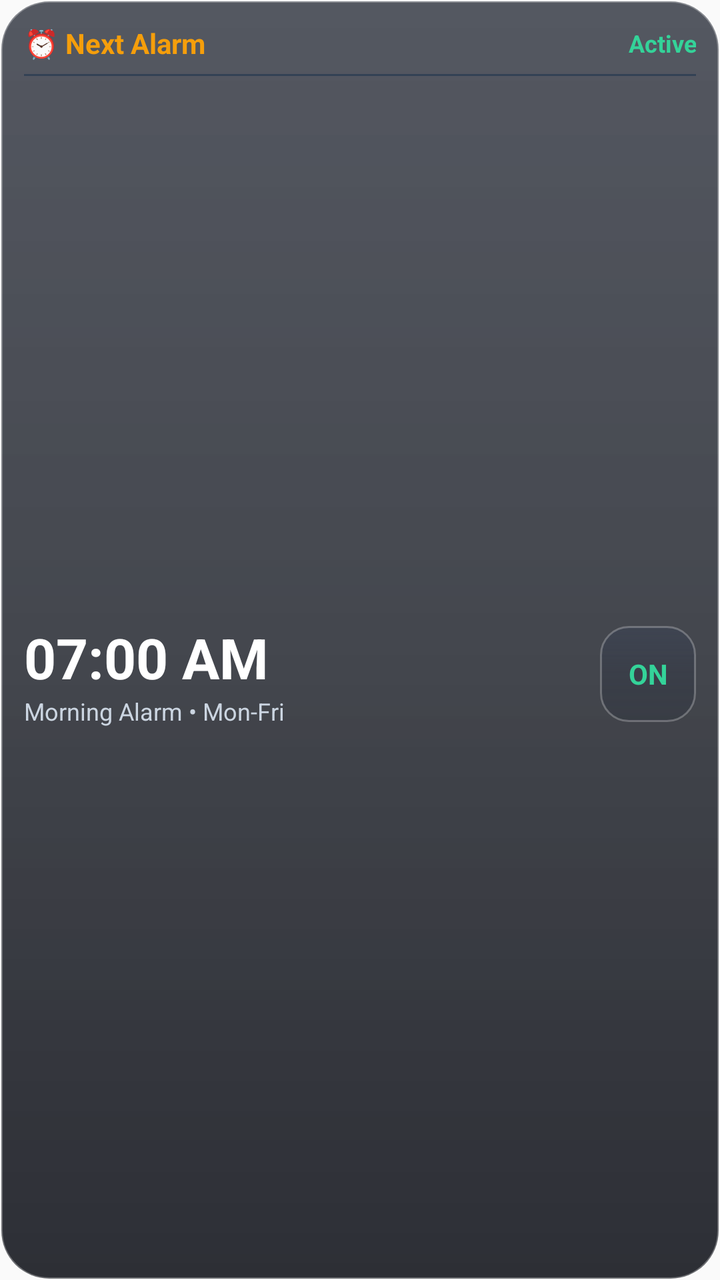
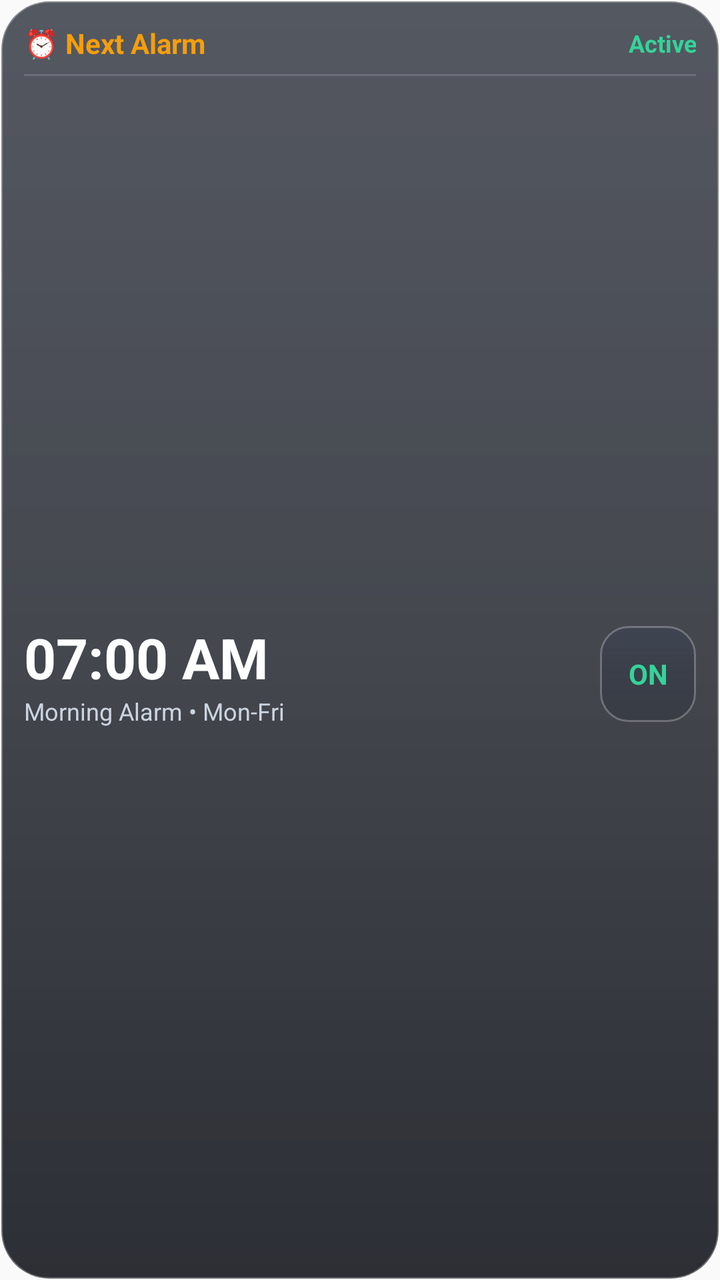

Compare the two renders of this Android layout. The source of the first and the diff that turns it into the second are given below.
<!-- AndroidManifest.xml: application theme AppTheme -->
<!-- res/layout/widget_alarm.xml -->
<?xml version="1.0" encoding="utf-8"?>
<LinearLayout xmlns:android="http://schemas.android.com/apk/res/android"
    android:id="@+id/widget_alarm_root"
    android:layout_width="match_parent"
    android:layout_height="match_parent"
    android:background="@drawable/widget_bg"
    android:orientation="vertical"
    android:padding="12dp">

    
    <LinearLayout
        android:layout_width="match_parent"
        android:layout_height="wrap_content"
        android:gravity="center_vertical"
        android:orientation="horizontal">

        <TextView
            android:layout_width="wrap_content"
            android:layout_height="wrap_content"
            android:text="⏰ Next Alarm"
            android:textColor="#F59E0B"
            android:textSize="14sp"
            android:textStyle="bold" />

        <TextView
            android:id="@+id/widget_alarm_status_tag"
            android:layout_width="0dp"
            android:layout_height="wrap_content"
            android:layout_marginStart="8dp"
            android:layout_weight="1"
            android:gravity="end"
            android:text="Active"
            android:textColor="#34D399"
            android:textSize="12sp"
            android:textStyle="bold" />
    </LinearLayout>

    <ImageView
        android:layout_width="match_parent"
        android:layout_height="1dp"
        android:layout_marginTop="6dp"
        android:layout_marginBottom="8dp"
        android:background="#334155" />

    
    <LinearLayout
        android:layout_width="match_parent"
        android:layout_height="0dp"
        android:layout_weight="1"
        android:gravity="center_vertical"
        android:orientation="horizontal">

        <LinearLayout
            android:layout_width="0dp"
            android:layout_height="wrap_content"
            android:layout_weight="1"
            android:orientation="vertical">

            <TextView
                android:id="@+id/widget_alarm_time_text"
                android:layout_width="wrap_content"
                android:layout_height="wrap_content"
                android:text="07:00 AM"
                android:textColor="#FFFFFF"
                android:textSize="28sp"
                android:textStyle="bold" />

            <TextView
                android:id="@+id/widget_alarm_label_text"
                android:layout_width="wrap_content"
                android:layout_height="wrap_content"
                android:ellipsize="end"
                android:maxLines="1"
                android:text="Morning Alarm • Mon-Fri"
                android:textColor="#CBD5E1"
                android:textSize="12sp" />
        </LinearLayout>

        
        <TextView
            android:id="@+id/btn_widget_toggle_alarm_action"
            android:layout_width="48dp"
            android:layout_height="48dp"
            android:background="@drawable/widget_btn_bg"
            android:gravity="center"
            android:text="ON"
            android:textColor="#34D399"
            android:textSize="14sp"
            android:textStyle="bold" />
    </LinearLayout>
</LinearLayout>
<!-- resources referenced by this layout -->
<resources>
  <!-- drawable widget_bg (drawable) -->
  <?xml version="1.0" encoding="utf-8"?>
  <shape xmlns:android="http://schemas.android.com/apk/res/android"
      android:shape="rectangle">
      <corners android:radius="24dp" />
      <gradient
          android:angle="270"
          android:startColor="#B8141926"
          android:centerColor="#C40D111A"
          android:endColor="#D9080A12" />
      <stroke
          android:width="1.2dp"
          android:color="#4DFFFFFF" />
  </shape>
  <!-- drawable widget_btn_bg (drawable) -->
  <?xml version="1.0" encoding="utf-8"?>
  <shape xmlns:android="http://schemas.android.com/apk/res/android"
      android:shape="rectangle">
      <corners android:radius="14dp" />
      <gradient
          android:angle="270"
          android:startColor="#59333E56"
          android:centerColor="#4421293C"
          android:endColor="#36171E2E" />
      <stroke
          android:width="1dp"
          android:color="#40FFFFFF" />
  </shape>
  <style name="AppTheme" parent="Theme.AppCompat.Light.DarkActionBar">
          
          <item name="colorPrimary">@color/colorPrimary</item>
          <item name="colorPrimaryDark">@color/colorPrimaryDark</item>
          <item name="colorAccent">@color/colorAccent</item>
      </style>
</resources>

<!-- the commit's change to res/layout/widget_alarm.xml (unified diff, before → after) -->
@@ -40,7 +40,7 @@
         android:layout_height="1dp"
         android:layout_marginTop="6dp"
         android:layout_marginBottom="8dp"
-        android:background="#334155" />
+        android:background="#26FFFFFF" />
 
     
     <LinearLayout
